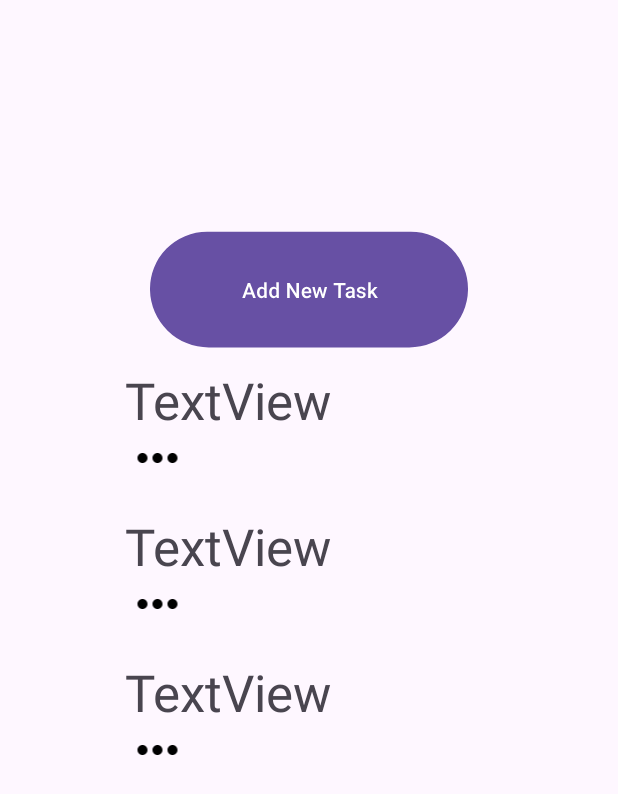
After one commit to rafaelaster/taskmanager, an Android app: the layout recycler_view.xml on its own in the app's theme, with its tools: preview values and no code run, on a phone screen of 412 x 824 dp. The commit adds this screen. Shown: the top 794 px of the screen. Run offline under Robolectric (Android 15) with nearby library versions, the phone set to English and light mode, and no system bars.

Commit message:
Improved Menu

```diff
--- a/app/build.gradle
+++ b/app/build.gradle
@@ -42,5 +42,5 @@ dependencies {
     implementation "androidx.lifecycle:lifecycle-livedata:2.6.1"
     implementation "io.reactivex.rxjava3:rxjava:3.1.5"
     implementation "io.reactivex.rxjava3:rxandroid:3.0.2"
-
+    implementation("com.google.android.gms:play-services-maps:19.0.0")
 }
--- a/app/src/main/AndroidManifest.xml
+++ b/app/src/main/AndroidManifest.xml
@@ -1,7 +1,10 @@
 <?xml version="1.0" encoding="utf-8"?>
 <manifest xmlns:android="http://schemas.android.com/apk/res/android"
     xmlns:tools="http://schemas.android.com/tools">
-
+    <uses-permission android:name="android.permission.INTERNET"></uses-permission>
+    <uses-permission android:name="android.permission.ACCESS_NETWORK_STATE"></uses-permission>
+    <uses-permission android:name="android.permission.ACCESS_COARSE_LOCATION"></uses-permission>
+    <uses-permission android:name="android.permission.ACCESS_FINE_LOCATION"></uses-permission>
     <application
         android:allowBackup="true"
         android:dataExtractionRules="@xml/data_extraction_rules"
@@ -30,6 +33,9 @@
             </intent-filter>
         </activity>
         <service android:name=".StatusService"></service>
+        <meta-data
+            android:name="com.google.android.geo.API_KEY"
+            android:value="AIzaSyAfZ2W3qIINRc7gbCZtOTSXPb5m-PQy5cs"/>
     </application>
 
 </manifest>
--- a/app/src/main/java/gr/hua/dit/android/taskmanager/AddTaskActivity.java
+++ b/app/src/main/java/gr/hua/dit/android/taskmanager/AddTaskActivity.java
@@ -1,7 +1,5 @@
-
 package gr.hua.dit.android.taskmanager;
 
-import android.net.http.UrlRequest;
 import android.os.Bundle;
 import android.widget.ArrayAdapter;
 import android.widget.Button;
@@ -21,9 +19,8 @@ import gr.hua.dit.android.taskmanager.TaskDatabase;
 public class AddTaskActivity extends AppCompatActivity {
 
     private EditText shortNameInput, descriptionInput, startTimeInput, durationInput, locationInput;
-//    private Spinner statusSpinner;
+    private Spinner statusSpinner;
     private Button saveTaskButton;
-
 
     private TaskDatabase db;
 
@@ -38,25 +35,25 @@ public class AddTaskActivity extends AppCompatActivity {
         startTimeInput = findViewById(R.id.start_time);
         durationInput = findViewById(R.id.duration);
         locationInput = findViewById(R.id.location);
-//        statusSpinner = findViewById(R.id.status_spinner);
+        statusSpinner = findViewById(R.id.status_spinner);
         saveTaskButton = findViewById(R.id.btn_save_task);
 
         db = TaskDatabase.getInstance(this);
 
         // Populate Status Spinner
-//        ArrayAdapter<String> adapter = new ArrayAdapter<>(this,
-//                android.R.layout.simple_spinner_item,
-//                getStatuses());
-//        adapter.setDropDownViewResource(android.R.layout.simple_spinner_dropdown_item);
-//        statusSpinner.setAdapter(adapter);
+        ArrayAdapter<String> adapter = new ArrayAdapter<>(this,
+                android.R.layout.simple_spinner_item,
+                getStatuses());
+        adapter.setDropDownViewResource(android.R.layout.simple_spinner_dropdown_item);
+        statusSpinner.setAdapter(adapter);
 
         // Save Task on Button Click
         saveTaskButton.setOnClickListener(v -> saveTask());
     }
 
-//    private List<String> getStatuses() {
-//        return Arrays.asList("recorded", "in-progress", "expired", "completed");
-//    }
+    private List<String> getStatuses() {
+        return Arrays.asList("in-progress", "expired", "completed");
+    }
 
     private void saveTask() {
         String shortName = shortNameInput.getText().toString().trim();
@@ -64,8 +61,8 @@ public class AddTaskActivity extends AppCompatActivity {
         String startTime = startTimeInput.getText().toString().trim();
         String durationStr = durationInput.getText().toString().trim();
         String location = locationInput.getText().toString().trim();
-//        String statusName = statusSpinner.getSelectedItem().toString();
-//        String statusName = "recorded";
+        String statusName = statusSpinner.getSelectedItem().toString();
+
         // Validation
         if (shortName.isEmpty() || durationStr.isEmpty() || !isPositiveInteger(durationStr)) {
             Toast.makeText(this, "Please provide valid inputs.", Toast.LENGTH_SHORT).show();
@@ -74,20 +71,19 @@ public class AddTaskActivity extends AppCompatActivity {
 
         int duration = Integer.parseInt(durationStr);
 
-//         Insert Task
+        // Insert Task
         new Thread(() -> {
             Status status = new Status();
             status.setStatusName("recorded");
             db.statusDao().insertStatus(status);
             Task task = new Task(shortName, description, startTime, duration, status.getId(), location);
-            task.setStatusId(status.getId()); // Χρήση του status_id ως foreign key
+            task.setStatusId(status.getId()); // Use status_id as foreign key
             db.taskDao().insertTask(task);
 
             runOnUiThread(() -> Toast.makeText(this, "Task Saved!", Toast.LENGTH_SHORT).show());
             runOnUiThread(() -> Toast.makeText(this, "Status Saved!", Toast.LENGTH_SHORT).show());
 
         }).start();
-
     }
 
     private boolean isPositiveInteger(String value) {
--- a/app/src/main/java/gr/hua/dit/android/taskmanager/MainActivity.java
+++ b/app/src/main/java/gr/hua/dit/android/taskmanager/MainActivity.java
@@ -18,14 +18,14 @@ import gr.hua.dit.android.taskmanager.R;import gr.hua.dit.android.taskmanager.Ta
 public class MainActivity extends AppCompatActivity {
 
     private RecyclerView recyclerView;
+
     @Override
     protected void onCreate(Bundle savedInstanceState) {
         super.onCreate(savedInstanceState);
         setContentView(R.layout.activity_main);
-
+        recyclerView.setLayoutManager(new LinearLayoutManager(this));
+//        recyclerAdapter = new RecyclerAdapter();
         recyclerView = findViewById(R.id.recycler_view);
-        recyclerView.setLayoutManager(new LinearLayoutManager(this));
-
 
         Button btnAddTask = findViewById(R.id.btn_add_task);
         btnAddTask.setOnClickListener(view -> {
@@ -51,4 +51,7 @@ public class MainActivity extends AppCompatActivity {
 //    }
 
 
+    public void setRecyclerView(RecyclerView recyclerView) {
+
+    }
 }
--- /dev/null
+++ b/app/src/main/java/gr/hua/dit/android/taskmanager/RecyclerAdapter.java
@@ -0,0 +1,4 @@
+package gr.hua.dit.android.taskmanager;
+
+public class RecyclerAdapter {
+}
--- /dev/null
+++ b/app/src/main/java/gr/hua/dit/android/taskmanager/StatEnum.java
@@ -0,0 +1,8 @@
+package gr.hua.dit.android.taskmanager;
+
+public enum StatEnum {
+    RECORDED, // Default status when a task is created
+    IN_PROGRESS,
+    EXPIRED,
+    COMPLETED
+}
--- /dev/null
+++ b/app/src/main/res/drawable/baseline_more_horiz_24.xml
@@ -0,0 +1,5 @@
+<vector android:height="24dp" android:tint="#000000"
+    android:viewportHeight="24" android:viewportWidth="24"
+    android:width="24dp" xmlns:android="http://schemas.android.com/apk/res/android">
+    <path android:fillColor="@android:color/white" android:pathData="M6,10c-1.1,0 -2,0.9 -2,2s0.9,2 2,2 2,-0.9 2,-2 -0.9,-2 -2,-2zM18,10c-1.1,0 -2,0.9 -2,2s0.9,2 2,2 2,-0.9 2,-2 -0.9,-2 -2,-2zM12,10c-1.1,0 -2,0.9 -2,2s0.9,2 2,2 2,-0.9 2,-2 -0.9,-2 -2,-2z"/>
+</vector>
--- /dev/null
+++ b/app/src/main/res/layout/recycler_view.xml
@@ -0,0 +1,35 @@
+<?xml version="1.0" encoding="utf-8"?>
+<androidx.constraintlayout.widget.ConstraintLayout xmlns:android="http://schemas.android.com/apk/res/android"
+    xmlns:app="http://schemas.android.com/apk/res-auto"
+    xmlns:tools="http://schemas.android.com/tools"
+    android:layout_width="match_parent"
+    android:layout_height="match_parent">
+
+    <Button
+        android:id="@+id/btn_add_task"
+        android:layout_width="212dp"
+        android:layout_height="85dp"
+        android:rotationX="-4"
+        android:text="Add New Task"
+        android:visibility="visible"
+        app:layout_constraintBottom_toTopOf="@+id/recycler_view"
+        app:layout_constraintEnd_toEndOf="parent"
+        app:layout_constraintStart_toStartOf="parent"
+        app:layout_constraintTop_toTopOf="parent"
+        app:layout_constraintVertical_bias="1.0" />
+
+    <androidx.recyclerview.widget.RecyclerView
+        android:id="@+id/recycler_view"
+        android:layout_width="261dp"
+        android:layout_height="368dp"
+        android:layout_marginTop="236dp"
+        app:layoutDescription="@xml/activity_main_xml_recycler_view_scene"
+        app:layout_constraintBottom_toBottomOf="parent"
+        app:layout_constraintEnd_toEndOf="parent"
+        app:layout_constraintStart_toStartOf="parent"
+        app:layout_constraintTop_toTopOf="parent"
+        app:layout_constraintVertical_bias="0.0"
+        tools:listitem="@layout/task_layout"/>
+
+
+</androidx.constraintlayout.widget.ConstraintLayout>
--- /dev/null
+++ b/app/src/main/res/layout/task_layout.xml
@@ -0,0 +1,36 @@
+<?xml version="1.0" encoding="utf-8"?>
+<LinearLayout
+    xmlns:app="http://schemas.android.com/apk/res-auto"
+    xmlns:tools="http://schemas.android.com/tools"
+    xmlns:android="http://schemas.android.com/apk/res/android"
+    android:layout_width="match_parent"
+    android:layout_height="wrap_content"
+    android:orientation="vertical"
+    android:padding="8dp">
+    <TextView
+        android:id="@+id/taskTitle"
+        android:layout_width="212dp"
+        android:layout_height="41dp"
+        android:text="TextView"
+        android:textSize="34sp"
+        app:layout_constraintBottom_toBottomOf="parent"
+        app:layout_constraintEnd_toEndOf="parent"
+        app:layout_constraintHorizontal_bias="0.231"
+        app:layout_constraintStart_toStartOf="parent"
+        app:layout_constraintTop_toTopOf="parent"
+        app:layout_constraintVertical_bias="0.082" />
+
+    <ImageView
+        android:id="@+id/imageView"
+        android:layout_width="43dp"
+        android:layout_height="40dp"
+        app:srcCompat="@drawable/baseline_more_horiz_24"
+        app:layout_constraintBottom_toBottomOf="parent"
+        app:layout_constraintEnd_toEndOf="parent"
+        app:layout_constraintHorizontal_bias="0.231"
+        app:layout_constraintStart_toStartOf="parent"
+        app:layout_constraintTop_toTopOf="parent"
+        tools:layout_editor_absoluteX="258dp"
+        tools:layout_editor_absoluteY="58dp" />
+
+</LinearLayout>
--- a/app/src/main/res/xml/activity_main_xml_recycler_view_scene.xml
+++ b/app/src/main/res/xml/activity_main_xml_recycler_view_scene.xml
@@ -6,7 +6,7 @@
     <Transition
         motion:constraintSetEnd="@+id/end"
         motion:constraintSetStart="@id/start"
-        motion:duration="1000">
+        >
        <KeyFrameSet>
        </KeyFrameSet>
     </Transition>
```
